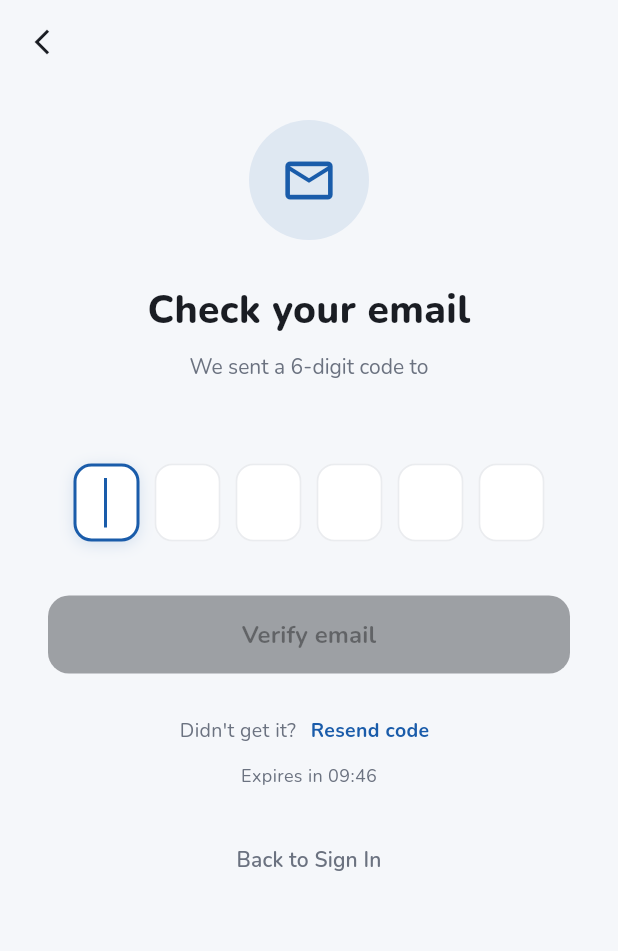
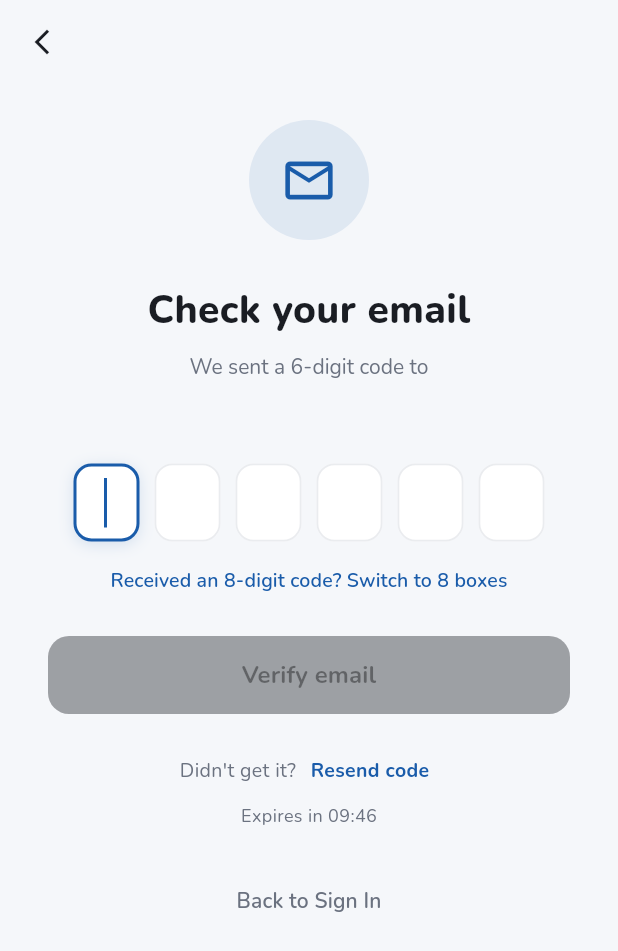
Before and after one commit to salehhamdy/Kapiert, a Flutter app: the VerifyEmailScreen screen opened directly with empty values, on a phone screen of 412 x 824 dp. Shown: the top 951 px of the screen. Run offline on Flutter 3.47's test engine with Material 3 defaults, Android fonts, the phone set to English and light mode, and no system bars; drawn by our look-alikes of flutter_animate; our stand-ins replace flutter_local_notifications, flutter_riverpod, google_fonts, google_sign_in, shared_preferences, sqflite and 3 more; accounts and stored records are empty; network calls fail.

Commit message:
feat(auth): add dynamic 6 and 8 digit OTP support to verify email screen

```diff
--- a/flutter_app/lib/features/auth/screens/verify_email_screen.dart
+++ b/flutter_app/lib/features/auth/screens/verify_email_screen.dart
@@ -18,12 +18,12 @@ class VerifyEmailScreen extends ConsumerStatefulWidget {
 }
 
 class _VerifyEmailScreenState extends ConsumerState<VerifyEmailScreen> {
-  static const int _otpLength = 6;
+  int _otpLength = 6;
   static const int _timerSeconds = 9 * 60 + 47; // 09:47 matching mockup
   static const int _resendCooldownSeconds = 45;
 
-  late final List<TextEditingController> _controllers;
-  late final List<FocusNode> _focusNodes;
+  late List<TextEditingController> _controllers;
+  late List<FocusNode> _focusNodes;
 
   bool _isLoading = false;
   bool _isResending = false;
@@ -36,11 +36,17 @@ class _VerifyEmailScreenState extends ConsumerState<VerifyEmailScreen> {
   @override
   void initState() {
     super.initState();
+    _initFields();
+    _startTimer();
+  }
+
+  void _initFields() {
     _controllers = List.generate(_otpLength, (_) => TextEditingController());
     _focusNodes = List.generate(_otpLength, (_) => FocusNode());
+    _setupFocusListeners();
+  }
 
-    _startTimer();
-
+  void _setupFocusListeners() {
     for (int i = 0; i < _otpLength; i++) {
       final index = i;
       // Auto-select text on focus so typing immediately replaces it
@@ -69,6 +75,21 @@ class _VerifyEmailScreenState extends ConsumerState<VerifyEmailScreen> {
     }
   }
 
+  void _setOtpLength(int newLength) {
+    if (_otpLength == newLength) return;
+    for (final c in _controllers) {
+      c.dispose();
+    }
+    for (final f in _focusNodes) {
+      f.dispose();
+    }
+    setState(() {
+      _otpLength = newLength;
+      _initFields();
+      _errorMessage = null;
+    });
+  }
+
   void _startTimer() {
     _countdownTimer?.cancel();
     setState(() => _remainingSeconds = _timerSeconds);
@@ -95,7 +116,31 @@ class _VerifyEmailScreenState extends ConsumerState<VerifyEmailScreen> {
       return;
     }
 
-    // Case 1: Full 6-digit OTP pasted
+    // If an 8-digit code was pasted while in 6-digit mode, auto-switch to 8
+    if (digits.length == 8 && _otpLength != 8) {
+      _setOtpLength(8);
+      for (int k = 0; k < 8; k++) {
+        _controllers[k].text = digits[k];
+      }
+      _focusNodes.last.unfocus();
+      if (mounted) setState(() {});
+      if (_otpComplete) _verify();
+      return;
+    }
+
+    // If a 6-digit code was pasted while in 8-digit mode, auto-switch to 6
+    if (digits.length == 6 && _otpLength != 6) {
+      _setOtpLength(6);
+      for (int k = 0; k < 6; k++) {
+        _controllers[k].text = digits[k];
+      }
+      _focusNodes.last.unfocus();
+      if (mounted) setState(() {});
+      if (_otpComplete) _verify();
+      return;
+    }
+
+    // Case 1: Full OTP pasted (length == _otpLength)
     if (digits.length == _otpLength) {
       for (int k = 0; k < _otpLength; k++) {
         _controllers[k].text = digits[k];
@@ -330,7 +375,7 @@ class _VerifyEmailScreenState extends ConsumerState<VerifyEmailScreen> {
               RichText(
                 textAlign: TextAlign.center,
                 text: TextSpan(
-                  text: 'We sent a 6-digit code to\n',
+                  text: 'We sent a $_otpLength-digit code to\n',
                   style: GoogleFonts.nunito(
                     fontSize: 14,
                     color: textSecondary,
@@ -358,17 +403,40 @@ class _VerifyEmailScreenState extends ConsumerState<VerifyEmailScreen> {
                 mainAxisAlignment: MainAxisAlignment.center,
                 children: List.generate(_otpLength, (i) {
                   return Padding(
-                    padding: EdgeInsets.only(right: i < _otpLength - 1 ? 10 : 0),
+                    padding: EdgeInsets.only(
+                        right: i < _otpLength - 1 ? (_otpLength == 8 ? 6 : 10) : 0),
                     child: _OtpBox(
                       controller: _controllers[i],
                       focusNode: _focusNodes[i],
                       autofocus: i == 0,
+                      width: _otpLength == 8 ? 36 : 44,
                       onChanged: (val) => _onDigitInput(i, val),
                     ),
                   );
                 }),
               ).animate().fadeIn(delay: 160.ms, duration: 400.ms),
-              const SizedBox(height: 36),
+              const SizedBox(height: 12),
+              Center(
+                child: TextButton(
+                  onPressed: () => _setOtpLength(_otpLength == 6 ? 8 : 6),
+                  style: TextButton.styleFrom(
+                    padding: const EdgeInsets.symmetric(horizontal: 12, vertical: 4),
+                    minimumSize: Size.zero,
+                    tapTargetSize: MaterialTapTargetSize.shrinkWrap,
+                  ),
+                  child: Text(
+                    _otpLength == 6
+                        ? 'Received an 8-digit code? Switch to 8 boxes'
+                        : 'Switch to 6-digit code',
+                    style: GoogleFonts.nunito(
+                      fontSize: 13,
+                      fontWeight: FontWeight.w600,
+                      color: AppColors.derBlue,
+                    ),
+                  ),
+                ),
+              ),
+              const SizedBox(height: 24),
 
               // ── Verify button ─────────────────────────────────────────────
               SizedBox(
@@ -507,12 +575,14 @@ class _OtpBox extends StatelessWidget {
   final TextEditingController controller;
   final FocusNode focusNode;
   final bool autofocus;
+  final double width;
   final ValueChanged<String> onChanged;
 
   const _OtpBox({
     required this.controller,
     required this.focusNode,
     this.autofocus = false,
+    this.width = 44,
     required this.onChanged,
   });
 
@@ -531,7 +601,7 @@ class _OtpBox extends StatelessWidget {
 
         return AnimatedContainer(
           duration: const Duration(milliseconds: 200),
-          width: 44,
+          width: width,
           height: 52,
           decoration: BoxDecoration(
             color: isFilled
@@ -565,12 +635,12 @@ class _OtpBox extends StatelessWidget {
             keyboardType: TextInputType.number,
             inputFormatters: [
               FilteringTextInputFormatter.digitsOnly,
-              LengthLimitingTextInputFormatter(6),
+              LengthLimitingTextInputFormatter(8),
             ],
             showCursor: isActive,
             onChanged: onChanged,
             style: GoogleFonts.nunito(
-              fontSize: 22,
+              fontSize: width <= 36 ? 18 : 22,
               fontWeight: FontWeight.w700,
               color: isFilled ? AppColors.dasGreen : textPrimary,
             ),
```
Also changed, not shown: 3 other files.
